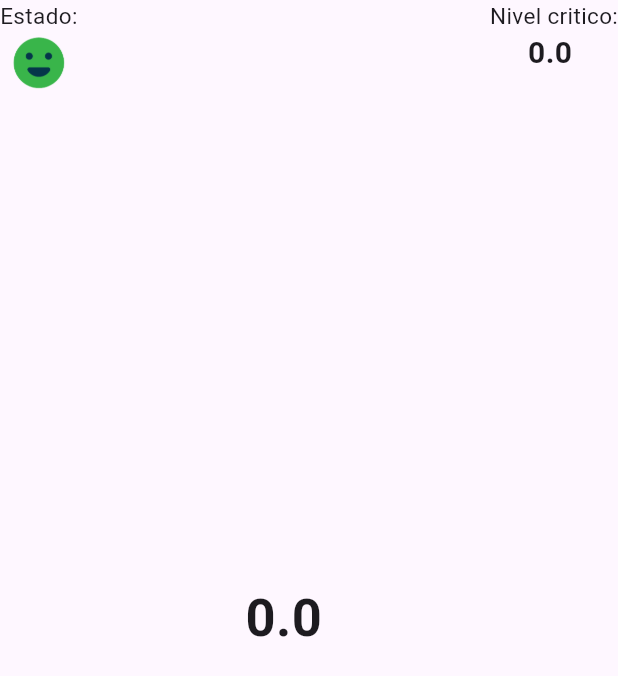
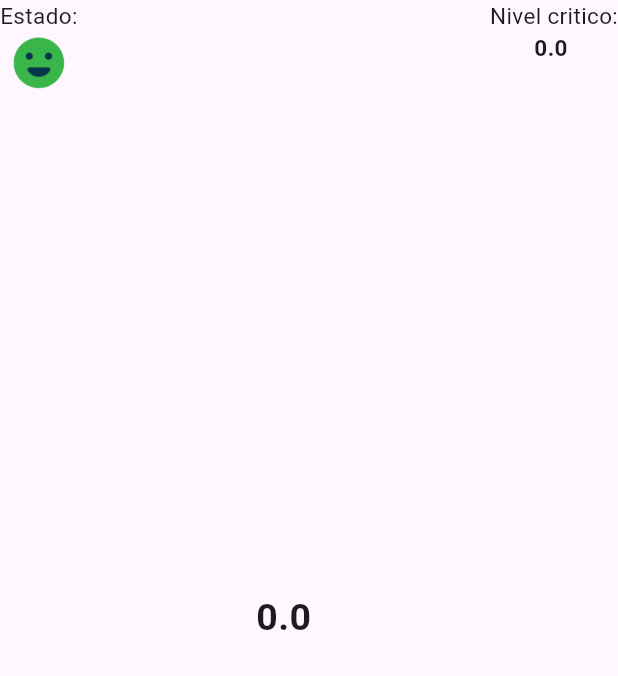
Before and after one commit to LautaroMeza/AirQApp, a Flutter app: what cuerpoItem() shows on an empty page, opened directly, on a phone screen of 412 x 824 dp. Shown: the top 676 px of the screen. Run offline on Flutter 3.47's test engine with Material 3 defaults, Android fonts, the phone set to English and light mode, and no system bars; our stand-ins replace another_flushbar, firebase_auth, firebase_core, firebase_database, firebase_messaging, flutter_local_notifications and 4 more; missing offline and left inert: back_button_interceptor; accounts and stored records are empty.

Commit message:
Cambio en tamaño de fuente de texto, sigue siendo NO responsive

```diff
--- a/lib/dashboard.dart
+++ b/lib/dashboard.dart
@@ -105,7 +105,7 @@ class _DashboardState extends State<Dashboard>
       backgroundColor: backgroundColor,
       appBar: AppBar(
         backgroundColor: backgroundColor,
-        title: const Text('\t \t \t \t \t Calidad del Aire',textAlign: TextAlign.start,style: TextStyle(fontStyle: FontStyle.italic,fontSize: 30,fontWeight: FontWeight.bold)),
+        title: const Text('Calidad del Aire',textAlign: TextAlign.start,style: TextStyle(fontStyle: FontStyle.italic,fontSize: 30,fontWeight: FontWeight.bold)),
       ),
       drawer: Drawer(
         backgroundColor: backgroundColor2,
--- a/lib/data_control.dart
+++ b/lib/data_control.dart
@@ -55,7 +55,7 @@ Widget build(BuildContext context) {
       backgroundColor: backgroundColor,
       appBar: AppBar(
         backgroundColor: backgroundColor,
-        title: const Text('\t \t \t \t \t Calidad del Aire',textAlign: TextAlign.start,style: TextStyle(fontStyle: FontStyle.italic,fontSize: 30,fontWeight: FontWeight.bold)),
+        title: const Text('Calidad del Aire',textAlign: TextAlign.start,style: TextStyle(fontStyle: FontStyle.italic,fontSize: 30,fontWeight: FontWeight.bold)),
       ),
       drawer: Drawer(
           backgroundColor: backgroundColor2,
@@ -187,7 +187,7 @@ Widget cuerpoRegis(ExpansionFechas item,List<ExpansionRegistro> sublist){
                                 return ExpansionPanel(
                                   backgroundColor: Colors.black,
                                   headerBuilder: (BuildContext context, bool isExpanded){
-                                            return Padding(padding:const  EdgeInsets.only(top:15,bottom: 0,left: 7),child:Text(item.hora, textAlign: TextAlign.start,style: const TextStyle(color: Colors.white,fontSize: 20),)); // falta poner estilos
+                                            return Padding(padding:const  EdgeInsets.only(top:15,bottom: 0,left: 5),child:Text(item.hora, textAlign: TextAlign.start,style: const TextStyle(color: Colors.white,fontSize: 20),)); // falta poner estilos
                                   },
                                  isExpanded: item.isExpanded,
                                   body: Column(
@@ -505,18 +505,18 @@ double status = item.currval/item.maxvalue;
                                       Text(
                                           '${item.currval}',
                                           style:  const TextStyle(
-                                                  fontSize: 35, fontWeight: FontWeight.bold),
+                                                  fontSize: 25, fontWeight: FontWeight.bold),
                                       ),
                                        Text(
                                         item.unidad,
                                         style: const TextStyle(
-                                          fontSize: 35, fontWeight: FontWeight.bold),
+                                          fontSize: 25, fontWeight: FontWeight.bold),
                                       ),
                                        const Spacer(flex:2),
                                       Column(
                                       children: [
                                       const Text('Nivel critico:', textAlign: TextAlign.center,style: TextStyle(fontSize: 15),),
-                                           Text('${item.maxvalue} ${item.unidad}',style: const TextStyle(fontSize: 20, fontWeight: FontWeight.bold),
+                                           Text('${item.maxvalue} ${item.unidad}',style: const TextStyle(fontSize: 15, fontWeight: FontWeight.bold),
                                       ),
                                     ],),
                                     ],
--- a/lib/information.dart
+++ b/lib/information.dart
@@ -18,7 +18,7 @@ class AcercaDe extends StatelessWidget{
         appBar: AppBar(
           backgroundColor: backgroundColor2,
           leading:const  Image(image: AssetImage('assets/images/UTNLOGO2.png'),),
-          title: const Text('\t \t \t \t \t Calidad del Aire',textAlign: TextAlign.start,style: TextStyle(fontStyle: FontStyle.italic,fontSize: 30,fontWeight: FontWeight.bold)),
+          title: const Text('Calidad del Aire',textAlign: TextAlign.start,style: TextStyle(fontStyle: FontStyle.italic,fontSize: 30,fontWeight: FontWeight.bold)),
             ),
         body: SafeArea(
               child:Padding(
@@ -112,7 +112,7 @@ class InformationPage extends StatelessWidget{
       appBar: AppBar(
         backgroundColor: backgroundColor2,
         leading:const  Image(image: AssetImage('assets/images/UTNLOGO2.png'),),
-        title: const Text('\t \t \t \t \t Calidad del Aire',textAlign: TextAlign.start,style: TextStyle(fontStyle: FontStyle.italic,fontSize: 30,fontWeight: FontWeight.bold)),
+        title: const Text('Calidad del Aire',textAlign: TextAlign.start,style: TextStyle(fontStyle: FontStyle.italic,fontSize: 30,fontWeight: FontWeight.bold)),
       ),
       body: const SafeArea(
         child: Padding(
```
